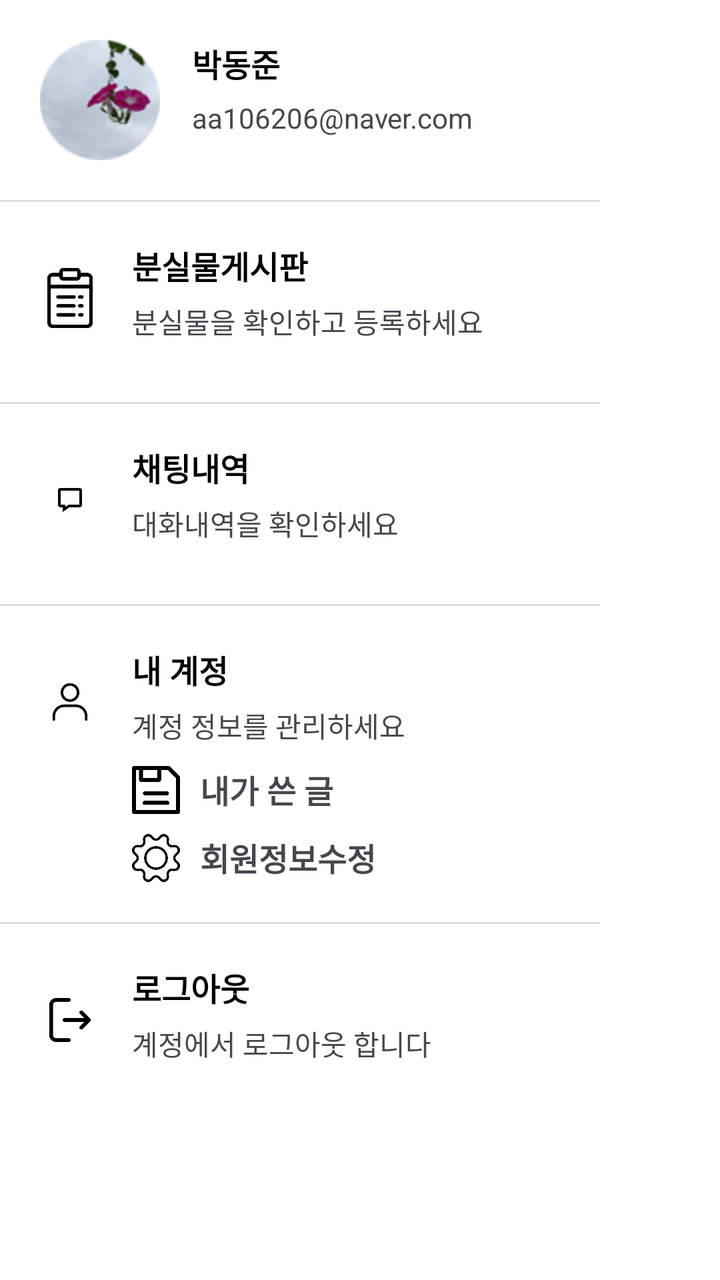
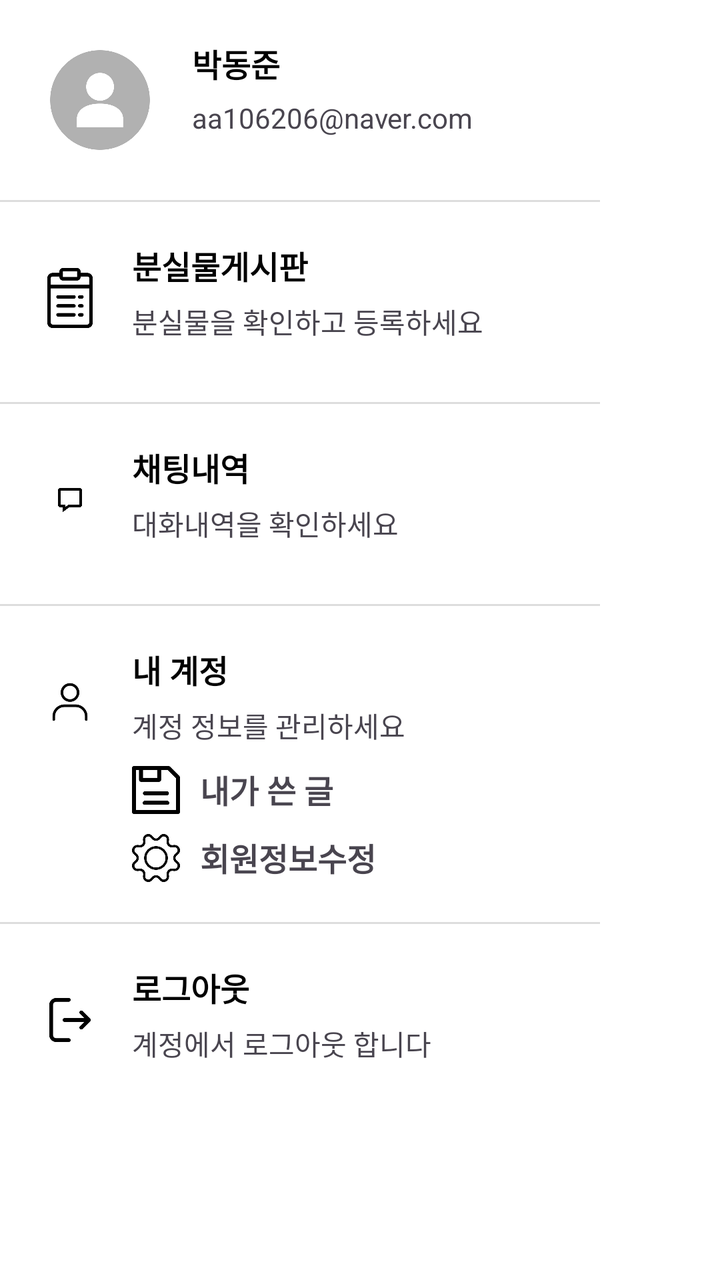

Screens rendered from an Android XML layout before and after an edit, with the pre-edit source and the edit as a unified diff.
<!-- AndroidManifest.xml: application theme Theme.Lostfind -->
<!-- res/layout/navigation.xml -->
<?xml version="1.0" encoding="utf-8"?>
<com.google.android.material.navigation.NavigationView
    xmlns:android="http://schemas.android.com/apk/res/android"
    android:layout_width="300dp"
    android:layout_height="match_parent"
    xmlns:app="http://schemas.android.com/apk/res-auto"
    android:elevation="24dp"
    android:background="#FFFFFF">
    <LinearLayout
        android:layout_width="300dp"
        android:layout_height="match_parent"
        android:orientation="vertical"
        android:gravity="right"
        app:layout_constraintEnd_toEndOf="parent">

        <LinearLayout
            android:layout_width="match_parent"
            android:layout_height="100dp"
            android:padding="20dp">
            <ImageView
                android:layout_width="60dp"
                android:layout_height="60dp"
                android:src="@drawable/temp_icon"
                android:layout_marginEnd="16dp" />
            <LinearLayout
                android:layout_width="wrap_content"
                android:layout_height="wrap_content"
                android:orientation="vertical">
                <TextView
                    android:id="@+id/userName"
                    android:layout_width="wrap_content"
                    android:layout_height="wrap_content"
                    android:layout_marginBottom="6dp"
                    android:text="박동준"
                    android:textSize="16sp"
                    android:textColor="#000000"
                    android:textStyle="bold"/>
                <TextView
                    android:id="@+id/userEmail"
                    android:layout_width="wrap_content"
                    android:layout_height="wrap_content"
                    android:text="aa106206@naver.com"
                    android:textSize="14sp" />
            </LinearLayout>
        </LinearLayout>


        <View
            android:layout_width="match_parent"
            android:layout_height="1dp"
            android:background="#DDDDDD" />


        <LinearLayout
            android:id="@+id/goPostlist"
            android:layout_width="match_parent"
            android:layout_height="100dp"
            android:padding="20dp">
            <ImageView
                android:layout_width="30dp"
                android:layout_height="30dp"
                android:layout_marginTop="13dp"
                android:src="@drawable/in_navi1"
                android:layout_marginEnd="16dp" />
            <LinearLayout
                android:layout_width="wrap_content"
                android:layout_height="wrap_content"
                android:orientation="vertical">
                <TextView
                    android:layout_width="wrap_content"
                    android:layout_height="wrap_content"
                    android:layout_marginBottom="6dp"
                    android:text="분실물게시판"
                    android:textSize="16sp"
                    android:textColor="#000000"
                    android:textStyle="bold"/>
                <TextView
                    android:layout_width="wrap_content"
                    android:layout_height="wrap_content"
                    android:text="분실물을 확인하고 등록하세요"
                    android:textSize="14sp" />
            </LinearLayout>
        </LinearLayout>


        <View
            android:layout_width="match_parent"
            android:layout_height="1dp"
            android:background="#DDDDDD" />


        <LinearLayout
            android:id="@+id/goChat"
            android:layout_width="match_parent"
            android:layout_height="100dp"
            android:padding="20dp">
            <ImageView
                android:layout_width="30dp"
                android:layout_height="30dp"
                android:layout_marginTop="13dp"
                android:src="@drawable/in_navi2"
                android:layout_marginEnd="16dp" />
            <LinearLayout
                android:layout_width="wrap_content"
                android:layout_height="wrap_content"
                android:orientation="vertical">
                <TextView
                    android:layout_width="wrap_content"
                    android:layout_height="wrap_content"
                    android:layout_marginBottom="6dp"
                    android:text="채팅내역"
                    android:textSize="16sp"
                    android:textColor="#000000"
                    android:textStyle="bold"/>
                <TextView
                    android:layout_width="wrap_content"
                    android:layout_height="wrap_content"
                    android:text="대화내역을 확인하세요"
                    android:textSize="14sp" />
            </LinearLayout>
        </LinearLayout>


        <View
            android:layout_width="match_parent"
            android:layout_height="1dp"
            android:background="#DDDDDD" />


        <LinearLayout
            android:layout_width="match_parent"
            android:layout_height="wrap_content"
            android:padding="20dp">
            <ImageView
                android:layout_width="30dp"
                android:layout_height="30dp"
                android:layout_marginTop="13dp"
                android:src="@drawable/in_navi4"
                android:layout_marginEnd="16dp" />
            <LinearLayout
                android:layout_width="wrap_content"
                android:layout_height="wrap_content"
                android:orientation="vertical">
                <TextView
                    android:layout_width="wrap_content"
                    android:layout_height="wrap_content"
                    android:layout_marginBottom="6dp"
                    android:text="내 계정"
                    android:textSize="16sp"
                    android:textColor="#000000"
                    android:textStyle="bold"/>
                <TextView
                    android:layout_width="wrap_content"
                    android:layout_height="wrap_content"
                    android:text="계정 정보를 관리하세요"
                    android:textSize="14sp" />
                <LinearLayout
                    android:id="@+id/goMypost"
                    android:layout_width="wrap_content"
                    android:layout_height="wrap_content"
                    android:orientation="horizontal"
                    android:layout_marginBottom="10dp"
                    android:layout_marginTop="10dp">
                    <ImageView
                        android:layout_width="24dp"
                        android:layout_height="24dp"
                        android:src="@drawable/in_navi6"
                        android:layout_marginRight="10dp"/>
                    <TextView
                        android:layout_width="wrap_content"
                        android:layout_height="wrap_content"
                        android:text="내가 쓴 글"
                        android:textSize="16sp"
                        android:textStyle="bold"/>
                </LinearLayout>
                <LinearLayout
                    android:id="@+id/goMyinfo"
                    android:layout_width="wrap_content"
                    android:layout_height="wrap_content"
                    android:orientation="horizontal">
                    <ImageView
                        android:layout_width="24dp"
                        android:layout_height="24dp"
                        android:src="@drawable/in_navi3"
                        android:layout_marginRight="10dp"/>
                    <TextView
                        android:layout_width="wrap_content"
                        android:layout_height="wrap_content"
                        android:text="회원정보수정"
                        android:textSize="16sp"
                        android:textStyle="bold"/>
                </LinearLayout>
            </LinearLayout>
        </LinearLayout>


        <View
            android:layout_width="match_parent"
            android:layout_height="1dp"
            android:background="#DDDDDD" />


        <LinearLayout
            android:id="@+id/goStart"
            android:layout_width="match_parent"
            android:layout_height="100dp"
            android:padding="20dp">
            <ImageView
                android:layout_width="30dp"
                android:layout_height="30dp"
                android:layout_marginTop="13dp"
                android:src="@drawable/in_navi5"
                android:layout_marginEnd="16dp" />
            <LinearLayout
                android:layout_width="wrap_content"
                android:layout_height="wrap_content"
                android:orientation="vertical">
                <TextView
                    android:layout_width="wrap_content"
                    android:layout_height="wrap_content"
                    android:layout_marginBottom="6dp"
                    android:text="로그아웃"
                    android:textSize="16sp"
                    android:textColor="#000000"
                    android:textStyle="bold"/>
                <TextView
                    android:layout_width="wrap_content"
                    android:layout_height="wrap_content"
                    android:text="계정에서 로그아웃 합니다"
                    android:textSize="14sp" />
            </LinearLayout>
        </LinearLayout>
    </LinearLayout>
</com.google.android.material.navigation.NavigationView>
<!-- resources referenced by this layout -->
<resources>
  <!-- drawable in_navi1: png bitmap (drawable, 4513 bytes) -->
  <!-- drawable in_navi2: jpg bitmap (drawable, 6498 bytes) -->
  <!-- drawable in_navi3: png bitmap (drawable, 6284 bytes) -->
  <!-- drawable in_navi4: jpg bitmap (drawable, 3814 bytes) -->
  <!-- drawable in_navi5: jpg bitmap (drawable, 8983 bytes) -->
  <!-- drawable in_navi6: png bitmap (drawable, 2003 bytes) -->
  <!-- drawable temp_icon: png bitmap (drawable, 10645 bytes) -->
  <style name="Theme.Lostfind" parent="Base.Theme.Lostfind" />
  <style name="Base.Theme.Lostfind" parent="Theme.Material3.DayNight.NoActionBar">
          
          
      </style>
</resources>

<!-- the commit's change to res/layout/navigation.xml (unified diff, before → after) -->
@@ -20,7 +20,7 @@
             <ImageView
                 android:layout_width="60dp"
                 android:layout_height="60dp"
-                android:src="@drawable/temp_icon"
+                android:src="@drawable/default_infoicon"
                 android:layout_marginEnd="16dp" />
             <LinearLayout
                 android:layout_width="wrap_content"
<!-- resource entries referenced after the edit -->
@@ -1,12 +1,12 @@
 <!-- resources referenced by this layout -->
 <resources>
+  <!-- drawable default_infoicon: png bitmap (drawable, 16943 bytes) -->
   <!-- drawable in_navi1: png bitmap (drawable, 4513 bytes) -->
   <!-- drawable in_navi2: jpg bitmap (drawable, 6498 bytes) -->
   <!-- drawable in_navi3: png bitmap (drawable, 6284 bytes) -->
   <!-- drawable in_navi4: jpg bitmap (drawable, 3814 bytes) -->
   <!-- drawable in_navi5: jpg bitmap (drawable, 8983 bytes) -->
   <!-- drawable in_navi6: png bitmap (drawable, 2003 bytes) -->
-  <!-- drawable temp_icon: png bitmap (drawable, 10645 bytes) -->
   <style name="Theme.Lostfind" parent="Base.Theme.Lostfind" />
   <style name="Base.Theme.Lostfind" parent="Theme.Material3.DayNight.NoActionBar">
           
